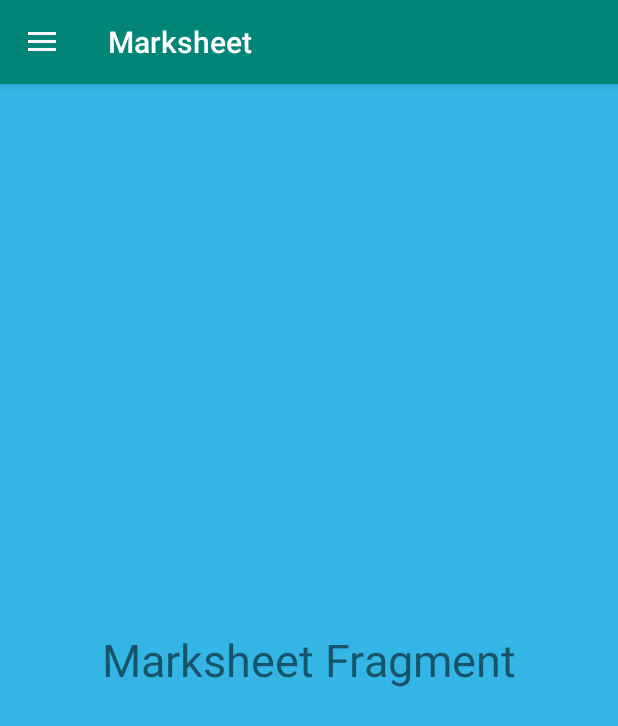
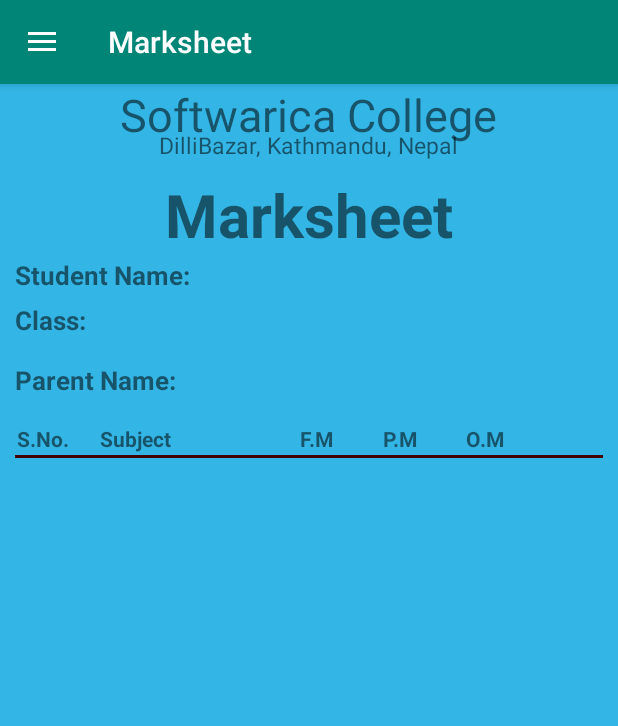
Before and after one commit to chalisekrishna418/marksheet, an Android app: the MarksheetFragment screen opened directly, with no data from a screen before it, on a phone screen of 412 x 824 dp. Shown: the top 726 px of the screen. Run offline under Robolectric (Android 15) with nearby library versions, the phone set to English and light mode, and no system bars.

Commit message:
create marksheets and about school fragment

```diff
--- a/app/src/main/res/layout/fragment_about_school.xml
+++ b/app/src/main/res/layout/fragment_about_school.xml
@@ -2,13 +2,25 @@
 <RelativeLayout xmlns:android="http://schemas.android.com/apk/res/android"
     android:layout_width="match_parent"
     android:layout_height="match_parent"
-    android:background="@android:color/holo_blue_light">
+    android:background="@android:color/holo_blue_light"
+    android:paddingHorizontal="25dp">
 
     <TextView
         android:layout_width="wrap_content"
         android:layout_height="wrap_content"
-        android:text="About School Fragment"
+        android:text="Softwarica College of \n E-commerce and IT"
         android:textSize="30sp"
-        android:layout_centerInParent="true"/>
+        android:layout_centerHorizontal="true"/>
+
+    <TextView
+        android:layout_width="wrap_content"
+        android:layout_height="wrap_content"
+        android:layout_centerHorizontal="true"
+        android:textSize="20sp"
+        android:textStyle="normal"
+        android:text="@string/softwarica_college"
+        android:layout_marginVertical="100dp"
+        android:paddingRight="1dp"
+        android:paddingLeft="1dp"/>
 
 </RelativeLayout>
--- a/app/src/main/res/layout/fragment_marksheet.xml
+++ b/app/src/main/res/layout/fragment_marksheet.xml
@@ -2,13 +2,169 @@
 <RelativeLayout xmlns:android="http://schemas.android.com/apk/res/android"
     android:layout_width="match_parent"
     android:layout_height="match_parent"
-    android:background="@android:color/holo_blue_light">
+    android:background="@android:color/holo_blue_light"
+    android:paddingHorizontal="10dp">
 
     <TextView
         android:layout_width="wrap_content"
         android:layout_height="wrap_content"
-        android:text="Marksheet Fragment"
+        android:text="Softwarica College"
         android:textSize="30sp"
-        android:layout_centerInParent="true"/>
+        android:layout_centerHorizontal="true"/>
+
+    <TextView
+        android:layout_width="wrap_content"
+        android:layout_height="wrap_content"
+        android:text="DilliBazar, Kathmandu, Nepal"
+        android:textSize="15sp"
+        android:layout_marginVertical="30dp"
+        android:layout_centerHorizontal="true"/>
+
+    <TextView
+        android:layout_width="wrap_content"
+        android:layout_height="wrap_content"
+        android:text="Marksheet"
+        android:textSize="40sp"
+        android:textStyle="bold"
+        android:layout_marginVertical="60dp"
+        android:layout_centerHorizontal="true"/>
+
+    <TextView
+        android:layout_width="wrap_content"
+        android:layout_height="wrap_content"
+        android:text="Student Name: "
+        android:textSize="17sp"
+        android:textStyle="bold"
+        android:layout_marginTop="115dp" />
+
+    <TextView
+        android:layout_width="wrap_content"
+        android:layout_height="wrap_content"
+        android:id="@+id/student_name"
+        android:textSize="17sp"
+        android:textStyle="normal"
+        android:layout_marginTop="115dp"
+        android:layout_marginHorizontal="200dp"/>
+
+    <TextView
+        android:layout_width="wrap_content"
+        android:layout_height="wrap_content"
+        android:text="Class: "
+        android:textSize="17sp"
+        android:textStyle="bold"
+        android:layout_marginTop="145dp" />
+
+    <TextView
+        android:layout_width="wrap_content"
+        android:layout_height="wrap_content"
+        android:id="@+id/student_class"
+        android:textSize="17sp"
+        android:textStyle="normal"
+        android:layout_marginTop="145dp"
+        android:layout_marginHorizontal="200dp"/>
+
+    <TextView
+        android:layout_width="wrap_content"
+        android:layout_height="wrap_content"
+        android:text="Parent Name: "
+        android:textSize="17sp"
+        android:textStyle="bold"
+        android:layout_marginTop="185dp" />
+
+    <TextView
+        android:layout_width="wrap_content"
+        android:layout_height="wrap_content"
+        android:id="@+id/parent_name"
+        android:textSize="17sp"
+        android:textStyle="normal"
+        android:layout_marginTop="185dp"
+        android:layout_marginHorizontal="200dp"/>
+
+    <TableLayout
+        android:layout_width="wrap_content"
+        android:layout_height="wrap_content"
+        android:layout_marginTop="225dp">
+
+        <TableRow
+            android:layout_height="wrap_content"
+            android:layout_width="wrap_content">
+
+            <TextView
+                android:text="S.No."
+                android:textStyle="bold"
+                android:layout_width="25pt"
+                android:padding="1dp"/>
+
+            <TextView
+                android:text="Subject"
+                android:textStyle="bold"
+                android:layout_width="60pt"
+                android:padding="1dp"/>
+
+            <TextView
+                android:text="F.M"
+                android:textStyle="bold"
+                android:layout_width="25pt"
+                android:padding="1dp"/>
+
+            <TextView
+                android:text="P.M"
+                android:layout_width="25pt"
+                android:textStyle="bold"
+                android:padding="1dp"/>
+
+            <TextView
+                android:text="O.M"
+                android:layout_width="25pt"
+                android:textStyle="bold"
+                android:padding="1dp"/>
+
+        </TableRow>
+
+        <View
+            android:layout_width="fill_parent"
+            android:background="#400"
+            android:layout_height="2dp"
+            android:paddingTop="5dp"/>
+
+        <TableRow
+            android:layout_height="wrap_content"
+            android:layout_width="wrap_content">
+
+            <TextView
+                android:id="@+id/serial_no"
+                android:textStyle="bold"
+                android:layout_width="20pt"
+                android:padding="1dp"/>
+
+            <TextView
+                android:id="@+id/subject"
+                android:textStyle="bold"
+                android:layout_width="60dp"
+                android:padding="1dp"/>
+
+            <TextView
+                android:id="@+id/full_marks"
+                android:textStyle="bold"
+                android:layout_width="25pt"
+                android:padding="1dp"/>
+
+            <TextView
+                android:id="@+id/pass_marks"
+                android:textStyle="bold"
+                android:layout_width="25pt"
+                android:padding="1dp"/>
+
+            <TextView
+                android:id="@+id/obtained_marks"
+                android:textStyle="bold"
+                android:layout_width="25pt"
+                android:padding="1dp"/>
+
+        </TableRow>
+
+    </TableLayout>
+
+
 
 </RelativeLayout>
--- a/app/src/main/res/values/strings.xml
+++ b/app/src/main/res/values/strings.xml
@@ -2,4 +2,9 @@
     <string name="app_name">Marksheet</string>
     <string name="open_navigation_drawer">Open Navigation Bar</string>
     <string name="close_navigation_drawer">Close Navigation Bar</string>
+    <string name="softwarica_college">
+        Softwarica College is working in collaboration with Coventry University to offer a range of undergraduate programmes.
+        Softwarica College is a pioneer in introducing British Education in Nepal.
+        Established in 2010, the college has crossed significant milestones in this short span of time.
+        Softwarica College is one of the Best IT College in Nepal for student satisfaction in terms of course delivery and other academic resources.</string>
 </resources>
```
